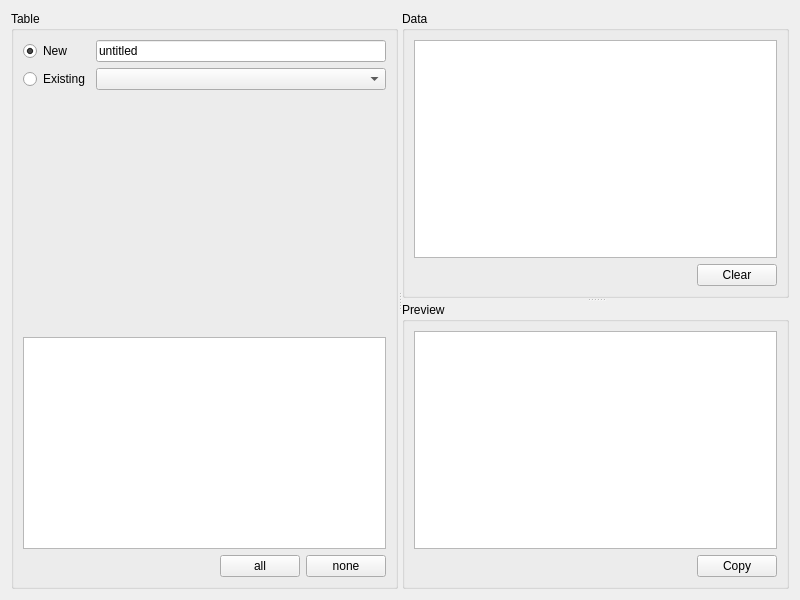
The window that src/widget/dataimportwidget.ui (mugiseyebrows/mugi-query) describes before a commit, drawn with Qt 5.
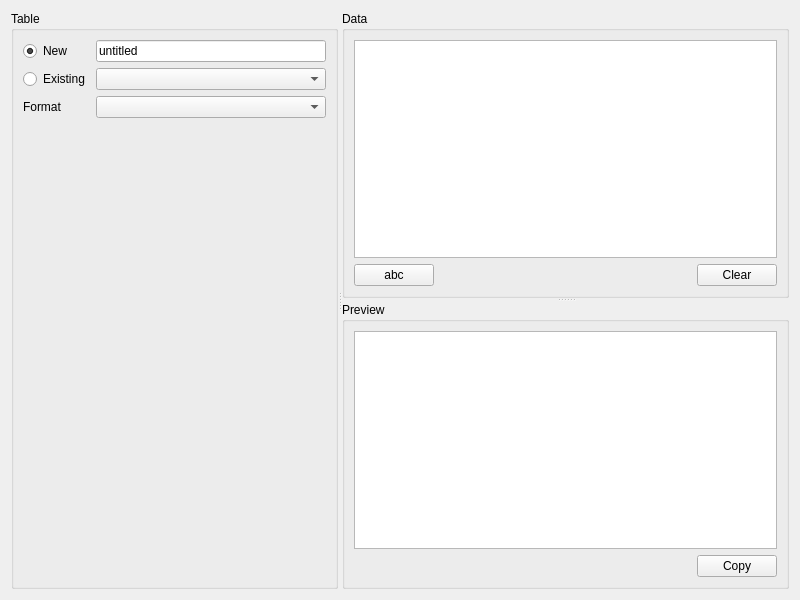
The same window after the commit. Custom widgets are drawn as their Qt base class.

Diff of the .ui file:
```diff
--- a/src/widget/dataimportwidget.ui
+++ b/src/widget/dataimportwidget.ui
@@ -24,44 +24,6 @@
        <string>Table</string>
       </property>
       <layout class="QGridLayout" name="gridLayout">
-       <item row="3" column="0" colspan="2">
-        <layout class="QVBoxLayout" name="verticalLayout">
-         <item>
-          <widget class="QListView" name="columns"/>
-         </item>
-         <item>
-          <layout class="QHBoxLayout" name="horizontalLayout">
-           <item>
-            <spacer name="horizontalSpacer_3">
-             <property name="orientation">
-              <enum>Qt::Horizontal</enum>
-             </property>
-             <property name="sizeHint" stdset="0">
-              <size>
-               <width>40</width>
-               <height>20</height>
-              </size>
-             </property>
-            </spacer>
-           </item>
-           <item>
-            <widget class="QPushButton" name="allColumns">
-             <property name="text">
-              <string>all</string>
-             </property>
-            </widget>
-           </item>
-           <item>
-            <widget class="QPushButton" name="noneColumns">
-             <property name="text">
-              <string>none</string>
-             </property>
-            </widget>
-           </item>
-          </layout>
-         </item>
-        </layout>
-       </item>
        <item row="0" column="0">
         <widget class="QRadioButton" name="optionNewTable">
          <property name="text">
@@ -72,6 +34,9 @@
          </property>
         </widget>
        </item>
+       <item row="1" column="1">
+        <widget class="QComboBox" name="existingTable"/>
+       </item>
        <item row="0" column="1">
         <widget class="QLineEdit" name="newTable">
          <property name="text">
@@ -79,17 +44,7 @@
          </property>
         </widget>
        </item>
-       <item row="1" column="1">
-        <widget class="QComboBox" name="existingTable"/>
-       </item>
-       <item row="1" column="0">
-        <widget class="QRadioButton" name="optionExistingTable">
-         <property name="text">
-          <string>Existing</string>
-         </property>
-        </widget>
-       </item>
-       <item row="2" column="0">
+       <item row="3" column="0">
         <spacer name="verticalSpacer">
          <property name="orientation">
           <enum>Qt::Vertical</enum>
@@ -102,6 +57,33 @@
          </property>
         </spacer>
        </item>
+       <item row="1" column="0">
+        <widget class="QRadioButton" name="optionExistingTable">
+         <property name="text">
+          <string>Existing</string>
+         </property>
+        </widget>
+       </item>
+       <item row="4" column="0" colspan="2">
+        <widget class="SelectColumnsWidget" name="columns" native="true">
+         <property name="minimumSize">
+          <size>
+           <width>32</width>
+           <height>32</height>
+          </size>
+         </property>
+        </widget>
+       </item>
+       <item row="2" column="1">
+        <widget class="QComboBox" name="format"/>
+       </item>
+       <item row="2" column="0">
+        <widget class="QLabel" name="label">
+         <property name="text">
+          <string>Format</string>
+         </property>
+        </widget>
+       </item>
       </layout>
      </widget>
      <widget class="QSplitter" name="verticalSplitter">
@@ -118,6 +100,13 @@
         </item>
         <item>
          <layout class="QHBoxLayout" name="horizontalLayout_2">
+          <item>
+           <widget class="QPushButton" name="abc">
+            <property name="text">
+             <string>abc</string>
+            </property>
+           </widget>
+          </item>
           <item>
            <spacer name="horizontalSpacer_2">
             <property name="orientation">
@@ -182,6 +171,12 @@
   </layout>
  </widget>
  <customwidgets>
+  <customwidget>
+   <class>SelectColumnsWidget</class>
+   <extends>QWidget</extends>
+   <header>widget/selectcolumnswidget.h</header>
+   <container>1</container>
+  </customwidget>
   <customwidget>
    <class>TextEdit</class>
    <extends>QTextEdit</extends>
```
